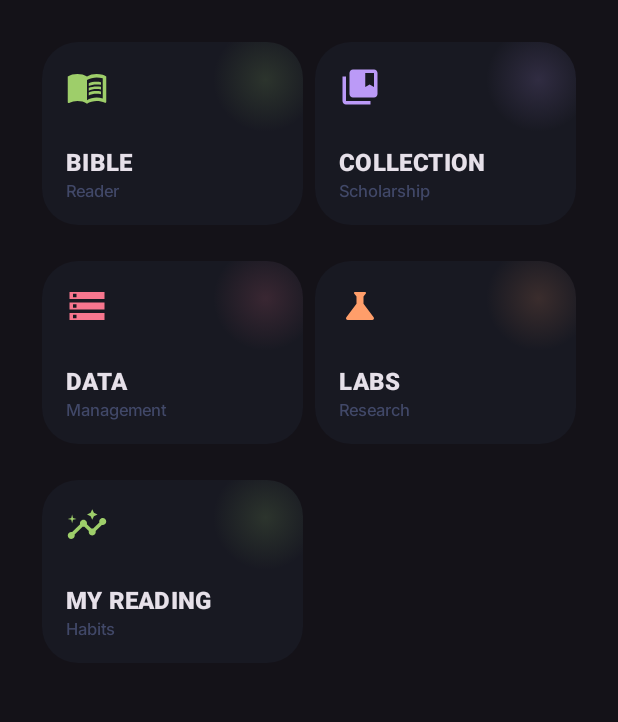
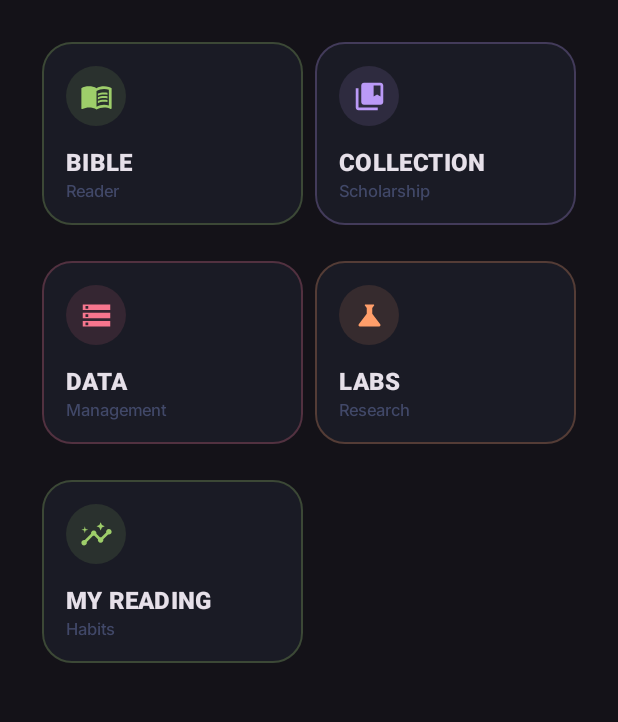
Before and after one commit to 4cecoder/metanoia, an Android app built with Jetpack Compose: the screen it shows after launch (MainActivity), on a phone screen of 412 x 824 dp, the part 96-818 px from its top. Run offline under Robolectric (Android 15) with nearby library versions, the phone set to English and light mode, and no system bars.

Commit message:
style(android): replace synchronous radial card glows with crisp accent borders and icon badges in ModuleCard

```diff
--- a/mobile/app/src/main/java/com/bytecats/metanoia/ui/components/SharedComponents.kt
+++ b/mobile/app/src/main/java/com/bytecats/metanoia/ui/components/SharedComponents.kt
@@ -33,26 +33,25 @@ fun ModuleCard(
     Card(
         onClick = onClick,
         modifier = modifier.height(130.dp).padding(4.dp),
-        shape = RoundedCornerShape(24.dp),
-        colors = CardDefaults.cardColors(containerColor = MaterialTheme.colorScheme.surfaceVariant.copy(alpha = 0.3f))
+        shape = RoundedCornerShape(20.dp),
+        colors = CardDefaults.cardColors(containerColor = MaterialTheme.colorScheme.surfaceVariant.copy(alpha = 0.4f)),
+        border = androidx.compose.foundation.BorderStroke(1.dp, accent.copy(alpha = 0.25f))
     ) {
-        Box(modifier = Modifier.fillMaxSize()) {
+        Column(
+            modifier = Modifier.padding(16.dp).fillMaxSize(),
+            verticalArrangement = Arrangement.SpaceBetween
+        ) {
             Box(
                 modifier = Modifier
-                    .size(70.dp)
-                    .offset(x = 10.dp, y = (-10).dp)
-                    .background(Brush.radialGradient(listOf(accent.copy(alpha = 0.15f), Color.Transparent)), CircleShape)
-                    .align(Alignment.TopEnd)
-            )
-            Column(
-                modifier = Modifier.padding(16.dp).fillMaxSize(),
-                verticalArrangement = Arrangement.SpaceBetween
+                    .size(40.dp)
+                    .background(accent.copy(alpha = 0.12f), CircleShape),
+                contentAlignment = Alignment.Center
             ) {
-                Icon(icon, null, tint = accent, modifier = Modifier.size(28.dp))
-                Column {
-                    Text(title, fontWeight = FontWeight.Black, style = MaterialTheme.typography.titleMedium)
-                    Text(sub, style = MaterialTheme.typography.labelSmall, color = MaterialTheme.colorScheme.outline)
-                }
+                Icon(icon, contentDescription = null, tint = accent, modifier = Modifier.size(22.dp))
+            }
+            Column {
+                Text(title, fontWeight = FontWeight.Black, style = MaterialTheme.typography.titleMedium, maxLines = 1)
+                Text(sub, style = MaterialTheme.typography.labelSmall, color = MaterialTheme.colorScheme.outline, maxLines = 1)
             }
         }
     }
```
